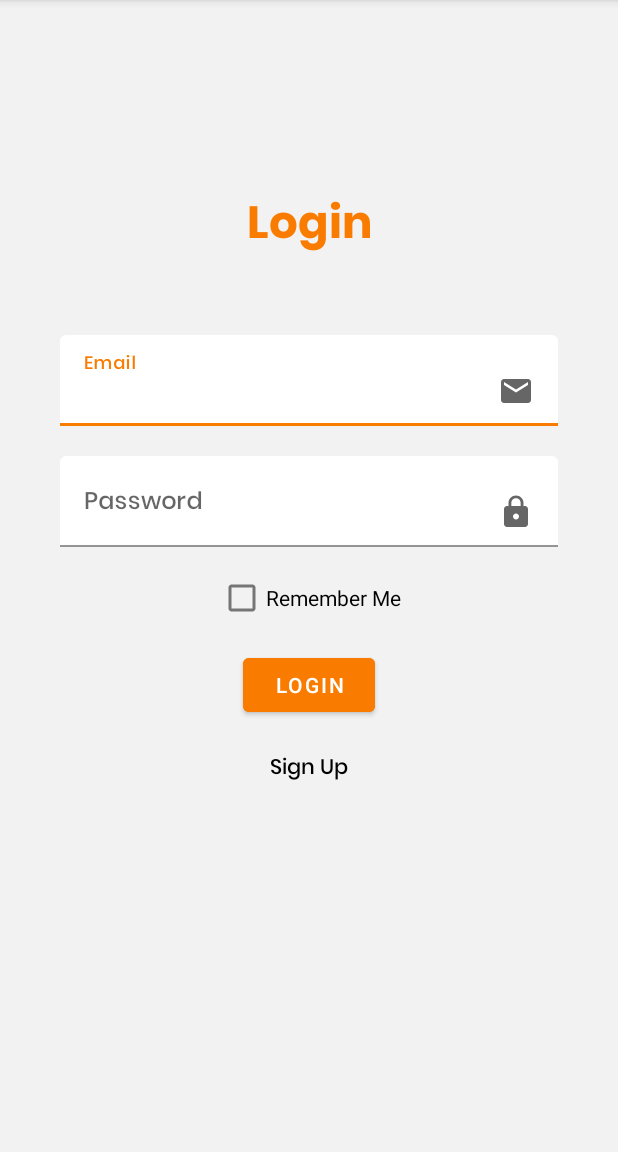
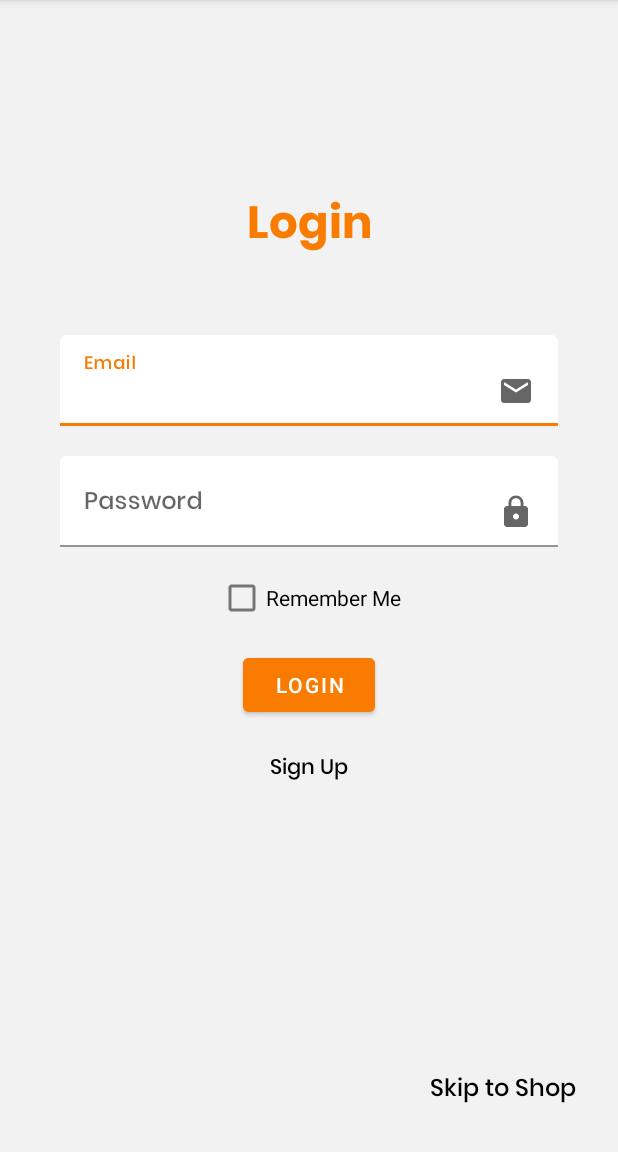
Before and after one commit to majdi221/TuniFy-Android, an Android app: the LoginActivity screen opened directly, with no data from a screen before it, on a phone screen of 412 x 824 dp, the part 84-1236 px from its top. Run offline under Robolectric (Android 15) with nearby library versions, the phone set to English and light mode, and no system bars.

Commit message:
more updates

```diff
--- a/app/src/main/java/com/esprit/tunify/LoginActivity.kt
+++ b/app/src/main/java/com/esprit/tunify/LoginActivity.kt
@@ -26,6 +26,7 @@ class LoginActivity : AppCompatActivity() {
     private var username: TextInputEditText? = null
     private var password: TextInputEditText? = null
     private var buttonLogin: Button? = null
+    private var skip: TextView? = null
 
 
     override fun onCreate(savedInstanceState: Bundle?) {
@@ -36,6 +37,14 @@ class LoginActivity : AppCompatActivity() {
         username = findViewById(R.id.username)
         password = findViewById(R.id.password)
         buttonLogin = findViewById(R.id.buttonLogin)
+        skip = findViewById(R.id.skip)
+
+
+        skip!!.setOnClickListener {
+            val intent = Intent(this@LoginActivity, MainActivity::class.java)
+            startActivity(intent)
+            finish()
+        }
 
         buttonLogin!!.setOnClickListener {
             login()
--- a/app/src/main/java/com/esprit/tunify/OrderFragment.kt
+++ b/app/src/main/java/com/esprit/tunify/OrderFragment.kt
@@ -36,7 +36,6 @@ class OrderFragment : Fragment() {
         val sp: SharedPreferences = requireActivity().getSharedPreferences(CartFragment.Constants.SHARED_PREF_SESSION, Context.MODE_PRIVATE)
         val user = sp.getString("USER_DATA", null)
         val sessionUser: User? = Gson().fromJson(user, User::class.java)
-
 
 
         ApiService.orderService.getOrders(OrderService.OrdersBody(sessionUser!!._id)).enqueue(
--- a/app/src/main/java/com/esprit/tunify/ProductDetailsActivity.kt
+++ b/app/src/main/java/com/esprit/tunify/ProductDetailsActivity.kt
@@ -7,5 +7,8 @@ class ProductDetailsActivity : AppCompatActivity() {
     override fun onCreate(savedInstanceState: Bundle?) {
         super.onCreate(savedInstanceState)
         setContentView(R.layout.product_details)
+
+        supportActionBar!!.setDisplayHomeAsUpEnabled(true)
+        supportActionBar!!.title = "Product Details"
     }
 }
--- a/app/src/main/java/com/esprit/tunify/network/ApiService.kt
+++ b/app/src/main/java/com/esprit/tunify/network/ApiService.kt
@@ -1,11 +1,10 @@
 package com.esprit.tunify.network
 
+import com.esprit.tunify.utils.Consts.BASE_URL
 import retrofit2.Retrofit
 import retrofit2.converter.gson.GsonConverterFactory
 
 object ApiService {
-
-    private const val BASE_URL = "http://10.0.2.2:3000/"
 
     private fun retrofit(): Retrofit {
         return Retrofit.Builder()
@@ -22,5 +21,4 @@ object ApiService {
         retrofit().create(OrderService::class.java)
     }
 
-
 }
--- a/app/src/main/java/com/esprit/tunify/network/RetroInstance.kt
+++ b/app/src/main/java/com/esprit/tunify/network/RetroInstance.kt
@@ -1,17 +1,17 @@
 package com.esprit.tunify.network
 
+import com.esprit.tunify.utils.Consts.BASE_URL
 import retrofit2.Retrofit
 import retrofit2.converter.gson.GsonConverterFactory
 
 class RetroInstance {
 
     companion object{
-        private const val BaseURL = "http://10.0.2.2:3000/"
 
         fun getRetroInstance():Retrofit{
 
             return Retrofit.Builder()
-                .baseUrl(BaseURL)
+                .baseUrl(BASE_URL)
                 .addConverterFactory(GsonConverterFactory.create())
                 .build()
 
--- /dev/null
+++ b/app/src/main/res/drawable/ic_home.xml
@@ -0,0 +1,5 @@
+<vector android:height="24dp" android:tint="#FFFFFF"
+    android:viewportHeight="24" android:viewportWidth="24"
+    android:width="24dp" xmlns:android="http://schemas.android.com/apk/res/android">
+    <path android:fillColor="@android:color/white" android:pathData="M10,20v-6h4v6h5v-8h3L12,3 2,12h3v8z"/>
+</vector>
--- /dev/null
+++ b/app/src/main/res/drawable/ic_order.xml
@@ -0,0 +1,5 @@
+<vector android:height="24dp" android:tint="#FFFFFF"
+    android:viewportHeight="24" android:viewportWidth="24"
+    android:width="24dp" xmlns:android="http://schemas.android.com/apk/res/android">
+    <path android:fillColor="@android:color/white" android:pathData="M3,15h18v-2L3,13v2zM3,19h18v-2L3,17v2zM3,11h18L21,9L3,9v2zM3,5v2h18L21,5L3,5z"/>
+</vector>
--- a/app/src/main/res/layout/activity_login.xml
+++ b/app/src/main/res/layout/activity_login.xml
@@ -115,5 +115,19 @@
             android:focusable="true" />
     </androidx.constraintlayout.widget.ConstraintLayout>
 
+    <TextView
+        android:id="@+id/skip"
+        android:layout_width="wrap_content"
+        android:layout_height="wrap_content"
+        android:padding="28dp"
+        android:text="@string/skip_to_shop"
+        android:textSize="16sp"
+        android:textColor="@color/black"
+        android:fontFamily="@font/poppinsmedium"
+        android:clickable="true"
+        android:focusable="true"
+        app:layout_constraintRight_toRightOf="parent"
+        app:layout_constraintBottom_toBottomOf="parent"/>
+
 
 </androidx.constraintlayout.widget.ConstraintLayout>
--- a/app/src/main/res/layout/activity_profile.xml
+++ b/app/src/main/res/layout/activity_profile.xml
@@ -104,7 +104,7 @@
         android:layout_marginRight="10dp"
         android:backgroundTint="@color/colorPrimaryDark"
         android:padding="10dp"
-        android:text="@string/edit_profile"
+        android:text="@string/back_to_shop"
         app:layout_constraintBottom_toTopOf="@id/buttonLogout"
         app:layout_constraintLeft_toLeftOf="parent"
         app:layout_constraintRight_toRightOf="parent"
--- a/app/src/main/res/values/strings.xml
+++ b/app/src/main/res/values/strings.xml
@@ -73,4 +73,6 @@
     <string name="remember_me">Remember Me</string>
     <string name="product_name_detail">product name detail</string>
     <string name="description">Lorem ipsum dolor sit amet, consectetur adipiscing elit, sed do eiusmod tempor incididunt ut labore et dolore magna aliqua. Ut enim ad minim veniam, quis nostrud exercitation ullamco laboris nisi ut aliquip ex ea commodo consequat. Duis aute irure dolor in reprehenderit in voluptate velit esse cillum dolore eu fugiat nulla pariatur. Excepteur sint occaecat cupidatat non proident, sunt in culpa qui officia deserunt mollit anim id est laborum.</string>
+    <string name="skip_to_shop">Skip to Shop</string>
+    <string name="back_to_shop">Back to Shop</string>
 </resources>
```
Also changed, not shown: app/src/main/AndroidManifest.xml (+10 -7 lines), app/src/main/java/com/esprit/tunify/MainActivity.kt (+11 -5 lines), app/src/main/java/com/esprit/tunify/ProfileActivity.kt (+9 -3 lines), app/src/main/java/com/esprit/tunify/SignUpActivity.kt (+10 -0 lines), app/src/main/java/com/esprit/tunify/utils/Consts.kt (added, +13 -0 lines), app/src/main/res/layout/activity_sign_up.xml (+14 -0 lines), app/src/main/res/menu/button_menu.xml (added, +16 -0 lines), app/src/main/res/menu/nav_menu.xml (+7 -3 lines).
